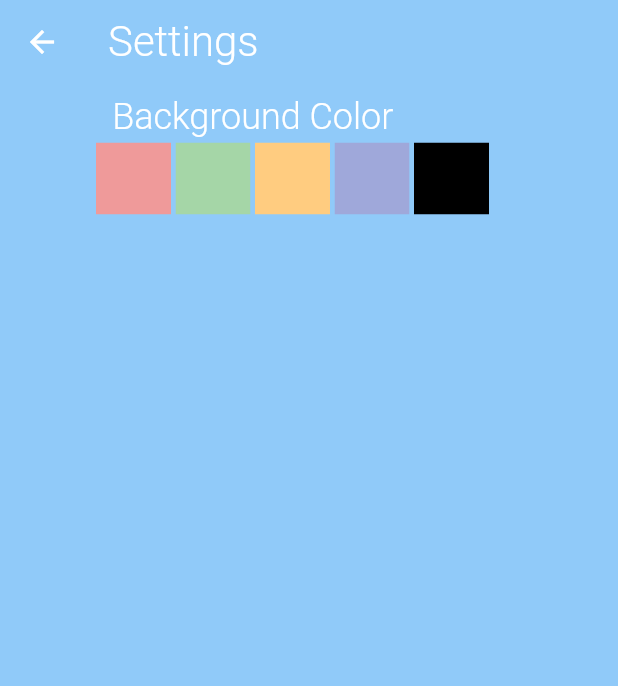
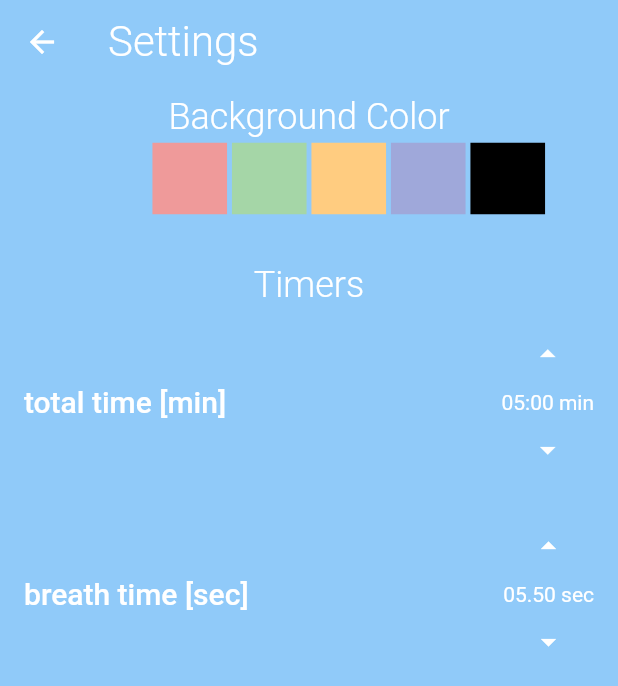
Before and after one commit to joscha0/breath, a Flutter app: the SettingsPage screen opened directly, on a phone screen of 412 x 824 dp. Shown: the top 686 px of the screen. Run offline on Flutter 3.47's test engine with Material 2 defaults, Android fonts, the light colour scheme and no system bars; our stand-ins replace audioplayers, get, get_storage, percent_indicator, rive; accounts and stored records are empty; statements that could not run were skipped.

Commit message:
add time select

```diff
--- a/lib/modules/settings/settings_controller.dart
+++ b/lib/modules/settings/settings_controller.dart
@@ -7,6 +7,27 @@ class SettingsController extends GetxController {
   late RxList<bool> isSelected;
 
   final box = GetStorage();
+
+  RxInt totalTimeSeconds = 300.obs;
+  String get totalTimeString => Duration(seconds: totalTimeSeconds.value)
+      .toString()
+      .split('.')
+      .first
+      .substring(2);
+
+  RxInt breathTimeMilliseconds = 5500.obs;
+  String get breathTimeString =>
+      Duration(milliseconds: breathTimeMilliseconds.value)
+          .toString()
+          .substring(5, 10);
+
+  // {
+  //   Duration _breathDuration =
+  //       Duration(milliseconds: breathTimeMilliseconds.value);
+  //   print(_breathDuration.toString());
+  //   return '${_breathDuration.inSeconds}:${breathTimeMilliseconds.remainder(1000).toString().substring(0, 2)}'
+  //       .padLeft(5, '0');
+  // }
 
   @override
   void onInit() {
--- a/lib/modules/settings/settings_page.dart
+++ b/lib/modules/settings/settings_page.dart
@@ -1,5 +1,6 @@
 import 'package:breath/shared/themes.dart';
 import 'package:flutter/material.dart';
+import 'package:flutter/services.dart';
 import 'package:get/get.dart';
 
 import 'settings_controller.dart';
@@ -24,7 +25,12 @@ class SettingsPage extends GetView<SettingsController> {
             return SingleChildScrollView(
               padding: const EdgeInsets.all(8),
               child: Column(
+                crossAxisAlignment: CrossAxisAlignment.center,
+                mainAxisAlignment: MainAxisAlignment.center,
                 children: [
+                  Container(
+                    width: double.infinity,
+                  ),
                   Text(
                     'Background Color',
                     style: Theme.of(context).textTheme.headline5,
@@ -45,7 +51,72 @@ class SettingsPage extends GetView<SettingsController> {
                     onPressed: (index) {
                       c.selectBackground(index);
                     },
-                  )
+                  ),
+                  const SizedBox(
+                    height: 30,
+                  ),
+                  Text(
+                    'Timers',
+                    style: Theme.of(context).textTheme.headline5,
+                  ),
+                  Padding(
+                    padding: const EdgeInsets.all(8.0),
+                    child: Row(
+                      mainAxisAlignment: MainAxisAlignment.spaceBetween,
+                      children: [
+                        Text('total time [min]',
+                            style: Theme.of(context).textTheme.headline6),
+                        Column(
+                          children: [
+                            IconButton(
+                                onPressed: () {
+                                  if (c.totalTimeSeconds.value < 3570) {
+                                    c.totalTimeSeconds.value += 30;
+                                  }
+                                },
+                                icon: const Icon(Icons.arrow_drop_up)),
+                            Text('${c.totalTimeString} min'),
+                            IconButton(
+                                onPressed: () {
+                                  if (c.totalTimeSeconds.value > 0) {
+                                    c.totalTimeSeconds.value -= 30;
+                                  }
+                                },
+                                icon: const Icon(Icons.arrow_drop_down))
+                          ],
+                        ),
+                      ],
+                    ),
+                  ),
+                  Padding(
+                    padding: const EdgeInsets.all(8.0),
+                    child: Row(
+                      mainAxisAlignment: MainAxisAlignment.spaceBetween,
+                      children: [
+                        Text('breath time [sec]',
+                            style: Theme.of(context).textTheme.headline6),
+                        Column(
+                          children: [
+                            IconButton(
+                                onPressed: () {
+                                  if (c.breathTimeMilliseconds.value < 59500) {
+                                    c.breathTimeMilliseconds.value += 500;
+                                  }
+                                },
+                                icon: const Icon(Icons.arrow_drop_up)),
+                            Text('${c.breathTimeString} sec'),
+                            IconButton(
+                                onPressed: () {
+                                  if (c.breathTimeMilliseconds.value > 0) {
+                                    c.breathTimeMilliseconds.value -= 500;
+                                  }
+                                },
+                                icon: const Icon(Icons.arrow_drop_down))
+                          ],
+                        ),
+                      ],
+                    ),
+                  ),
                 ],
               ),
             );
```
